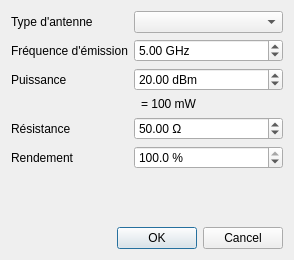
mathphi/TelecomPhysics_ProjectBA3, file emitterdialog.ui: the form before one commit.
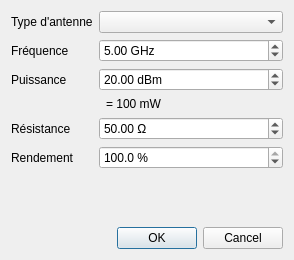
The form after the commit.

What changed in the file:
```diff
--- a/emitterdialog.ui
+++ b/emitterdialog.ui
@@ -55,7 +55,7 @@
      <item row="1" column="0">
       <widget class="QLabel" name="label_frequency">
        <property name="text">
-        <string>Fréquence d'émission</string>
+        <string>Fréquence</string>
        </property>
       </widget>
      </item>
```
